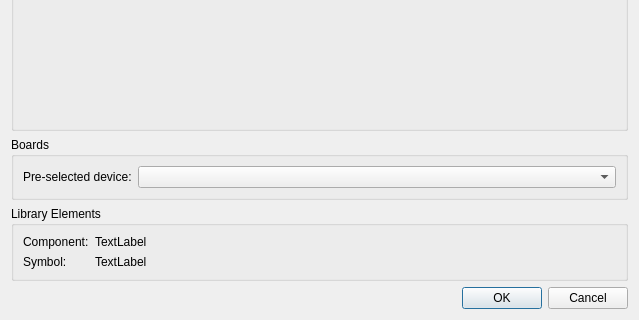
First picture: the form in libs/librepcb/editor/project/schematiceditor/symbolinstancepropertiesdialog.ui, repository LibrePCB/LibrePCB, before the edit; both pictures show x 0 to 639 and y 248 to 568 of the 639 by 568 pixel window.
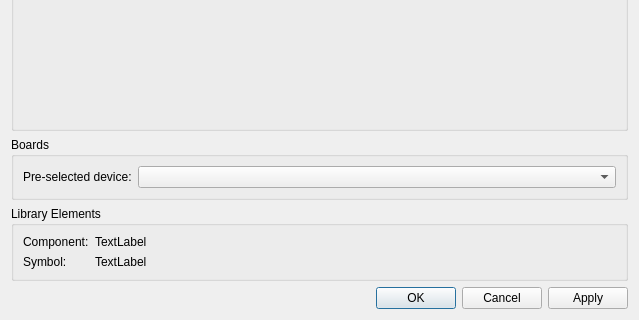
Second picture: the form after the edit. Custom widgets are drawn as their Qt base class.

Commit message: SymbolInstancePropertiesDialog: Add apply button

```diff
--- a/libs/librepcb/editor/project/schematiceditor/symbolinstancepropertiesdialog.ui
+++ b/libs/librepcb/editor/project/schematiceditor/symbolinstancepropertiesdialog.ui
@@ -283,7 +283,7 @@
       <enum>Qt::Horizontal</enum>
      </property>
      <property name="standardButtons">
-      <set>QDialogButtonBox::Cancel|QDialogButtonBox::Ok</set>
+      <set>QDialogButtonBox::Apply|QDialogButtonBox::Cancel|QDialogButtonBox::Ok</set>
      </property>
     </widget>
    </item>
```
Left out of the diff: 35 changed lines with no effect on the pictures. The commit also changes 2 other files.
